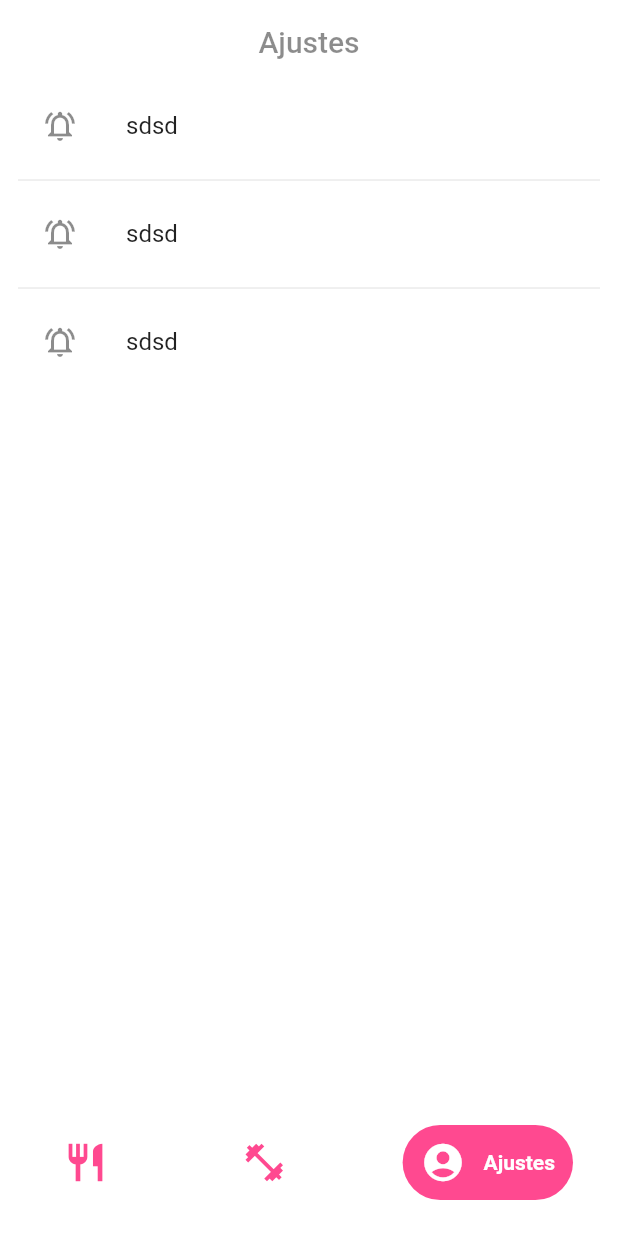
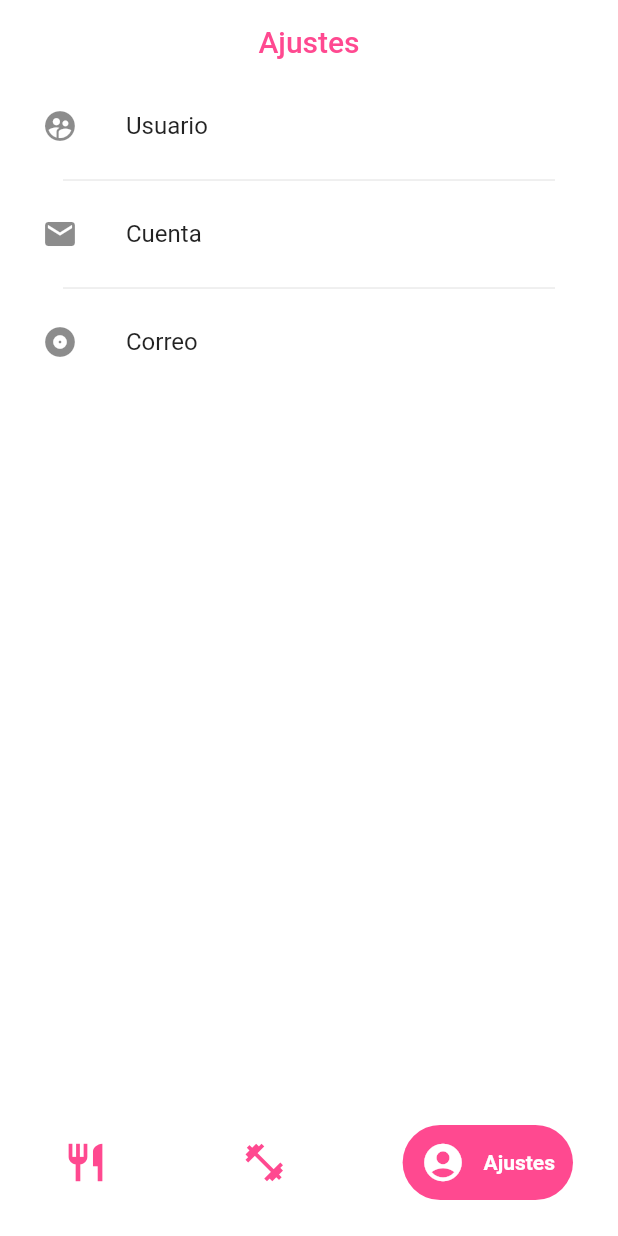
Before and after one commit to moises-MR/reto21, a Flutter app: the screen it shows after launch, item 3 of the bottom bar chosen, on a phone screen of 412 x 824 dp. Run offline on Flutter 3.47's test engine with Material 2 defaults, Android fonts, the phone set to English and light mode, and no system bars; drawn by our look-alikes of google_nav_bar; our stand-ins replace animate_do, card_swiper, contained_tab_bar_view, flutter_spinkit, flutter_svg, lottie.

Commit message:
whitout importants changes

```diff
--- a/lib/main.dart
+++ b/lib/main.dart
@@ -2,8 +2,6 @@ import 'package:flutter/material.dart';
 import 'package:bajar_de_peso_21_dias/router/app_routes.dart';
 import 'package:bajar_de_peso_21_dias/theme/app_theme.dart';
 import 'screens/screens.dart';
-
-// import 'package:bajar_de_peso_21_dias/router/app_routes.dart';
 
 void main() => runApp(const MyApp());
 
@@ -15,7 +13,6 @@ class MyApp extends StatelessWidget {
     return MaterialApp(
         title: 'RETO DE 21 DIAS',
         debugShowCheckedModeBanner: false,
-        // initialRoute: AppRoutes.initialRoute,
         routes: AppRoutes.routes,
         home: const MainScreen(),
         // home: const StartScreen(),
--- a/lib/screens/main_screen_state.dart
+++ b/lib/screens/main_screen_state.dart
@@ -25,9 +25,12 @@ class _MainScreenState extends State<MainScreen> {
   Widget build(BuildContext context) {
     return Scaffold(
       appBar: AppBar(
-          title: Text(screens[currentIndex]['title']),
-          centerTitle: true,
-          ),
+        title: Text(
+          screens[currentIndex]['title'],
+          style: const TextStyle(color: AppTheme.primaryColor),
+        ),
+        centerTitle: true,
+      ),
       body: screens[currentIndex]['screen'],
       bottomNavigationBar: Container(
         padding: const EdgeInsets.symmetric(horizontal: 30, vertical: 20),
--- a/lib/screens/profile_screen.dart
+++ b/lib/screens/profile_screen.dart
@@ -5,19 +5,19 @@ class ProfileScreen extends StatelessWidget {
   const ProfileScreen({super.key});
   @override
   Widget build(BuildContext context) {
-    const data = [
+    final List<Map<String, dynamic>> data = [
       {
-        'title': '',
-        'icon': Icons.abc,
+        'title': 'Usuario',
+        'icon': Icons.supervised_user_circle,
       },
       {
-        'title': '',
-        'icon': Icons.abc,
+        'title': 'Cuenta',
+        'icon': Icons.mail,
       },
       {
-        'title': '',
-        'icon': Icons.abc,
-      }
+        'title': 'Correo',
+        'icon': Icons.album,
+      },
     ];
     return Scaffold(
         body: ListView.separated(
@@ -26,11 +26,14 @@ class ProfileScreen extends StatelessWidget {
             itemBuilder: (context, index) {
               return ListTile(
                 onTap: () {},
-                title: Text('sdsd'),
-                leading: Icon(Icons.notifications_active_outlined),
+                title: Text(data[index]['title']),
+                leading: Icon(data[index]['icon']),
               );
             },
-            separatorBuilder: (context, index) => const Divider(),
+            separatorBuilder: (context, index) => Container(
+                  margin: const EdgeInsets.symmetric(horizontal: 30),
+                  child: const Divider(),
+                ),
             itemCount: data.length));
   }
 }
```
